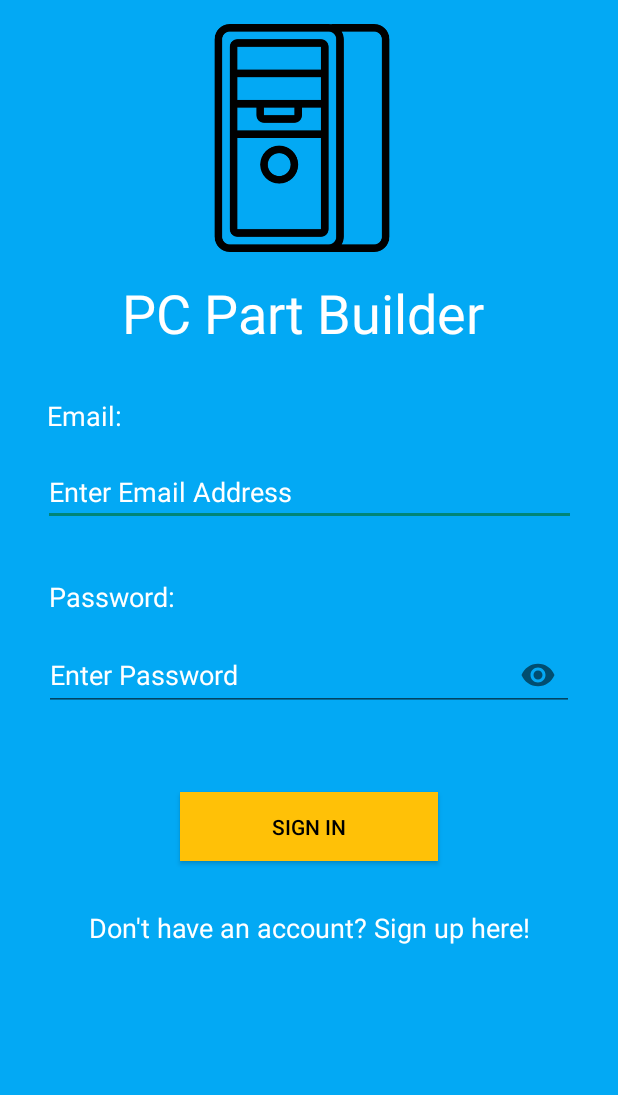
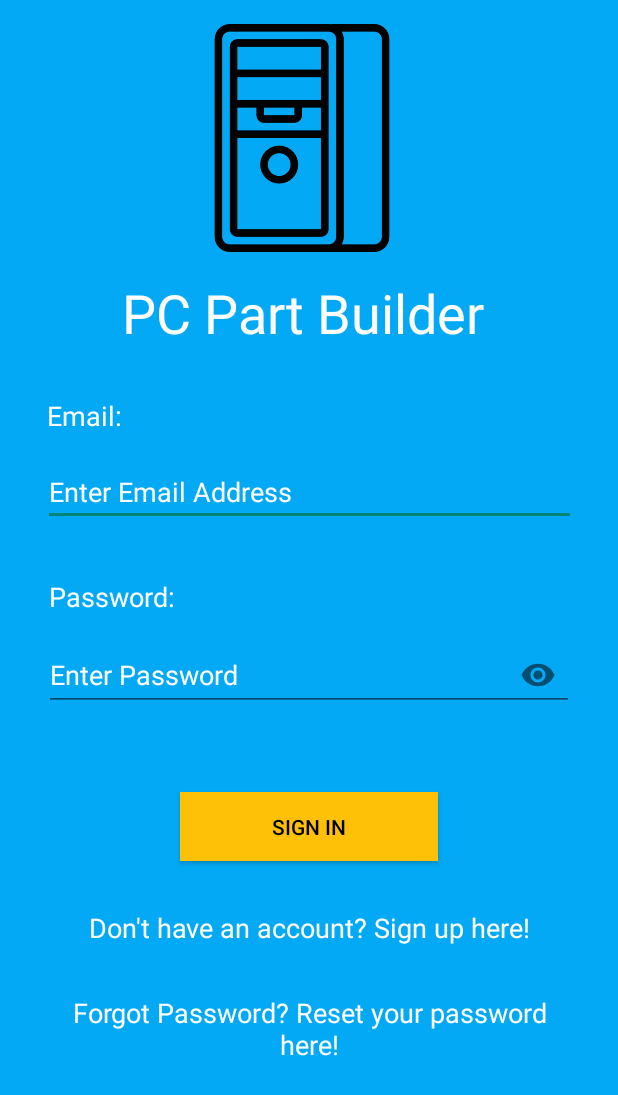
Before and after one commit to ConnerMcGill/HonoursProject, an Android app: the screen it shows after launch (LoginAccountActivity), on a phone screen of 412 x 824 dp. Shown: the top 1095 px of the screen. Run offline under Robolectric (Android 15) with nearby library versions, the phone set to English and light mode, and no system bars; our stand-ins replace Firebase (no records; nobody signed in at launch, a user with empty details on screens opened directly).

Commit message:
Setup forgot password activity layout

```diff
--- a/app/src/main/AndroidManifest.xml
+++ b/app/src/main/AndroidManifest.xml
@@ -9,7 +9,10 @@
         android:roundIcon="@mipmap/ic_launcher_round"
         android:supportsRtl="true"
         android:theme="@style/AppTheme">
-        <activity android:name=".MainActivity"></activity>
+        <activity
+            android:name=".ForgotPasswordActivity"
+            android:theme="@style/Theme.AppCompat.Light.NoActionBar" />
+        <activity android:name=".MainActivity" />
         <activity
             android:name=".AccountRegisterActivity"
             android:theme="@style/Theme.AppCompat.Light.NoActionBar" />
--- a/app/src/main/java/com/example/honoursproject/LoginAccountActivity.java
+++ b/app/src/main/java/com/example/honoursproject/LoginAccountActivity.java
@@ -58,6 +58,8 @@ public class LoginAccountActivity extends AppCompatActivity {
     private Button loginToAccountButton;
     //Text view that will be used to allow user to switch to AccountRegisterActivity
     private TextView registerForAccountTextView;
+    //Text view that will be used to allow the user to go to an activity to reset their password
+    private TextView forgotPasswordForAccountTextView;
 
     //Declare an instance of FirebaseAuth
     private FirebaseAuth mAuth;
@@ -72,7 +74,9 @@ public class LoginAccountActivity extends AppCompatActivity {
         textInputEmail = findViewById(R.id.text_login_enter_email);
         textInputPassword = findViewById(R.id.text_login_enter_password);
         registerForAccountTextView = findViewById(R.id.text_register_redirect);
+        forgotPasswordForAccountTextView = findViewById(R.id.text_password_reset_redirect);
         loginToAccountButton = findViewById(R.id.button_login);
+
 
         //Initialise the FirebaseAuth instance
         mAuth = FirebaseAuth.getInstance();
@@ -86,15 +90,28 @@ public class LoginAccountActivity extends AppCompatActivity {
             }
         });
 
-        /*Create on click listener for text-view which will allow the user to 'click' the text view
-        and go to the register form activity. The activity will be opened by calling a function
-        which calls an intent to start the AccountRegisterActivity. */
+        /*Create on click listener for the register for account text-view which will allow the user
+        to 'click' the text view and go to the register form activity. The activity will be opened
+        by calling a function which calls an intent to start the AccountRegisterActivity. */
         registerForAccountTextView.setOnClickListener(new View.OnClickListener() {
             @Override
             public void onClick(View view) {
                 openAccountRegisterActivity();
             }
         });
+
+        /*Create on click listener for the reset password for account text-view which will allow
+        the user to 'click' the text view and go to the reset password form activity. The activity
+        will be opened by calling a function which calls an intent to start the
+        ForgotPasswordActivity. */
+        forgotPasswordForAccountTextView.setOnClickListener(new View.OnClickListener() {
+            @Override
+            public void onClick(View view) {
+                openForgotPasswordActivity();
+            }
+        });
+
+
 
     }
 
@@ -188,7 +205,6 @@ public class LoginAccountActivity extends AppCompatActivity {
                 });
     }
 
-
     /*This function is called when a user 'clicks' the registerForAccountTextView. This function
       sets up an intent which starts the AccountRegisterActivity class. */
     private void openAccountRegisterActivity() {
@@ -196,6 +212,14 @@ public class LoginAccountActivity extends AppCompatActivity {
                 (this, AccountRegisterActivity.class);
         startActivity(openAccountRegisterActivityIntent);
 
+    }
+
+    /*This function is called when a user 'clicks' the forgotPasswordForAccountTextView. This
+      function sets up an intent which starts the ForgotPasswordActivity class. */
+    private void openForgotPasswordActivity() {
+        Intent openForgotPasswordActivityIntent = new Intent
+                (this, ForgotPasswordActivity.class);
+        startActivity(openForgotPasswordActivityIntent);
     }
 
     //Check if the user is already logged in. If they are then start the MainActivity.Class
@@ -214,7 +238,7 @@ public class LoginAccountActivity extends AppCompatActivity {
 
     }
 
-    //Switch the user to the MainActivity class
+    //Switch the user to the MainActivity class if user is already logged in
     private void switchToMainActivity() {
         Intent switchToMainActivityIntent = new Intent(LoginAccountActivity.this,
                 MainActivity.class);
--- a/app/src/main/res/layout/activity_account_register.xml
+++ b/app/src/main/res/layout/activity_account_register.xml
@@ -31,7 +31,6 @@
         android:layout_marginTop="36dp"
         android:layout_marginEnd="120dp"
         android:background="#FFC107"
-        android:onClick="registerNewUser"
         android:text="@string/button_register_sign_up_text"
         android:textColor="#000000"
         app:layout_constraintEnd_toEndOf="parent"
--- a/app/src/main/res/layout/activity_login.xml
+++ b/app/src/main/res/layout/activity_login.xml
@@ -106,7 +106,6 @@
         android:layout_marginTop="36dp"
         android:layout_marginEnd="120dp"
         android:background="#FFC107"
-        android:onClick="LoginUser"
         android:text="@string/sign_in_button_text"
         android:textColor="#000000"
         app:layout_constraintEnd_toEndOf="parent"
@@ -160,4 +159,21 @@
         app:layout_constraintStart_toStartOf="parent"
         app:layout_constraintTop_toBottomOf="@+id/image_login_logo" />
 
+    <TextView
+        android:id="@+id/text_password_reset_redirect"
+        android:layout_width="0dp"
+        android:layout_height="wrap_content"
+        android:layout_marginStart="32dp"
+        android:layout_marginTop="32dp"
+        android:layout_marginEnd="32dp"
+        android:clickable="true"
+        android:focusable="true"
+        android:text="@string/forgot_password_reset_your_password_here"
+        android:textAlignment="center"
+        android:textColor="#FFFFFF"
+        android:textSize="18sp"
+        app:layout_constraintEnd_toEndOf="parent"
+        app:layout_constraintStart_toStartOf="parent"
+        app:layout_constraintTop_toBottomOf="@+id/text_register_redirect" />
+
 </androidx.constraintlayout.widget.ConstraintLayout>
```
Also changed, not shown: app/src/main/java/com/example/honoursproject/ForgotPasswordActivity.java (added, +14 -0 lines), app/src/main/res/layout/activity_forgot_password.xml (added, +113 -0 lines), app/src/main/res/values/strings.xml (+7 -0 lines).
